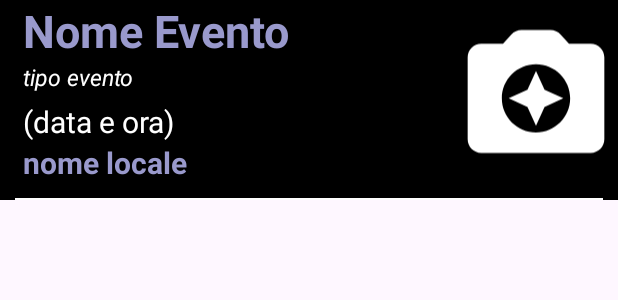
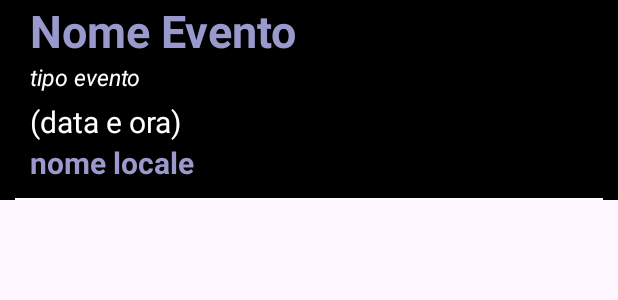
Before and after one commit to luciaburzacca/Mapty, an Android app: the layout item_evento.xml on its own in the app's theme, with its tools: preview values and no code run, on a phone screen of 412 x 824 dp. Shown: the top 300 px of the screen. Run offline under Robolectric (Android 15) with nearby library versions, the phone set to English and light mode, and no system bars.

Commit message:
19/06 15:12

```diff
--- a/app/src/main/res/layout/fragment_locale_new_evento.xml
+++ b/app/src/main/res/layout/fragment_locale_new_evento.xml
@@ -61,7 +61,7 @@
             android:inputType="textMultiLine"
             android:gravity="top|start"
             android:maxLength="150"
-            android:maxLines="5"/>
+            android:maxLines="3"/>
 
 
         <LinearLayout
--- a/app/src/main/res/layout/item_evento.xml
+++ b/app/src/main/res/layout/item_evento.xml
@@ -20,7 +20,7 @@
                 android:layout_width="wrap_content"
                 android:layout_height="match_parent"
                 android:layout_weight="1"
-                android:paddingStart="15dp"
+                android:paddingStart="20dp"
                 android:orientation="vertical">
 
                 <TextView
@@ -63,18 +63,6 @@
 
             </LinearLayout>
 
-            <LinearLayout
-                android:layout_width="0dp"
-                android:layout_height="match_parent"
-                android:orientation="vertical"
-                android:layout_weight="1">
-
-                <ImageView
-                    android:layout_width="match_parent"
-                    android:layout_height="match_parent"
-                    android:src="@drawable/round_camera"
-                    app:tint="@color/white" />
-            </LinearLayout>
 
 
         </LinearLayout>
```
Also changed, not shown: app/src/main/java/com/example/mapty/recycler_components/ItemEventi.kt (+4 -3 lines).
